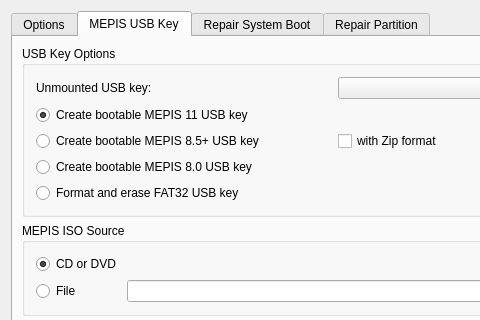
Old version of the form meconfig.ui in the repository MEPIS-Community/MEPIS-system; both pictures show x 0 to 480 and y 0 to 320 of the 670 by 537 pixel window.
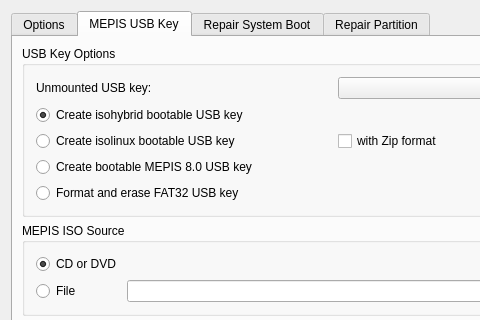
New version of the form. Icons and pictures are not drawn.

Commit message: [meconfig.ui] - modifying names of the various USB bootable options to remove Mepis version specificity.

Diff of the .ui file:
```diff
--- a/meconfig.ui
+++ b/meconfig.ui
@@ -483,7 +483,7 @@
              <string>Select to create a bootable MEPIS 8.5 or newer USB key</string>
             </property>
             <property name="text">
-             <string>Create bootable MEPIS 8.5+ USB key</string>
+             <string>Create isolinux bootable USB key</string>
             </property>
             <property name="checked">
              <bool>false</bool>
@@ -541,7 +541,7 @@
              <string>Select to create a bootable MEPIS 11 USB key</string>
             </property>
             <property name="text">
-             <string>Create bootable MEPIS 11 USB key</string>
+             <string>Create isohybrid bootable USB key</string>
             </property>
             <property name="checked">
              <bool>true</bool>
```
Left out of the diff: 4 changed lines with no effect on the pictures.
